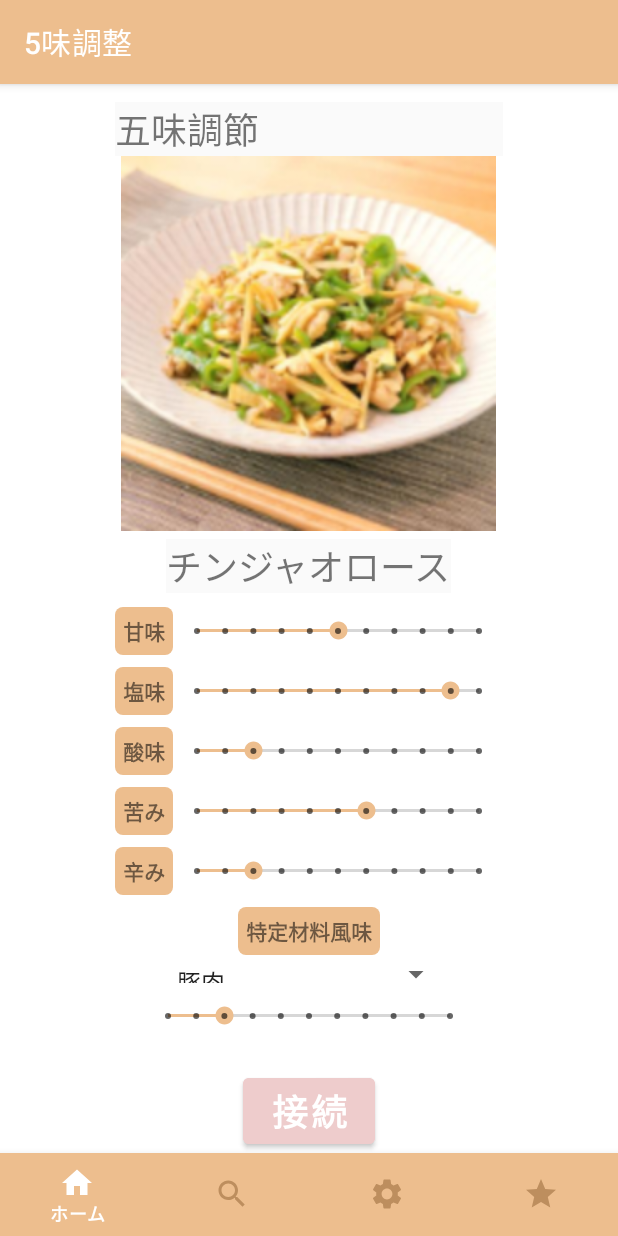
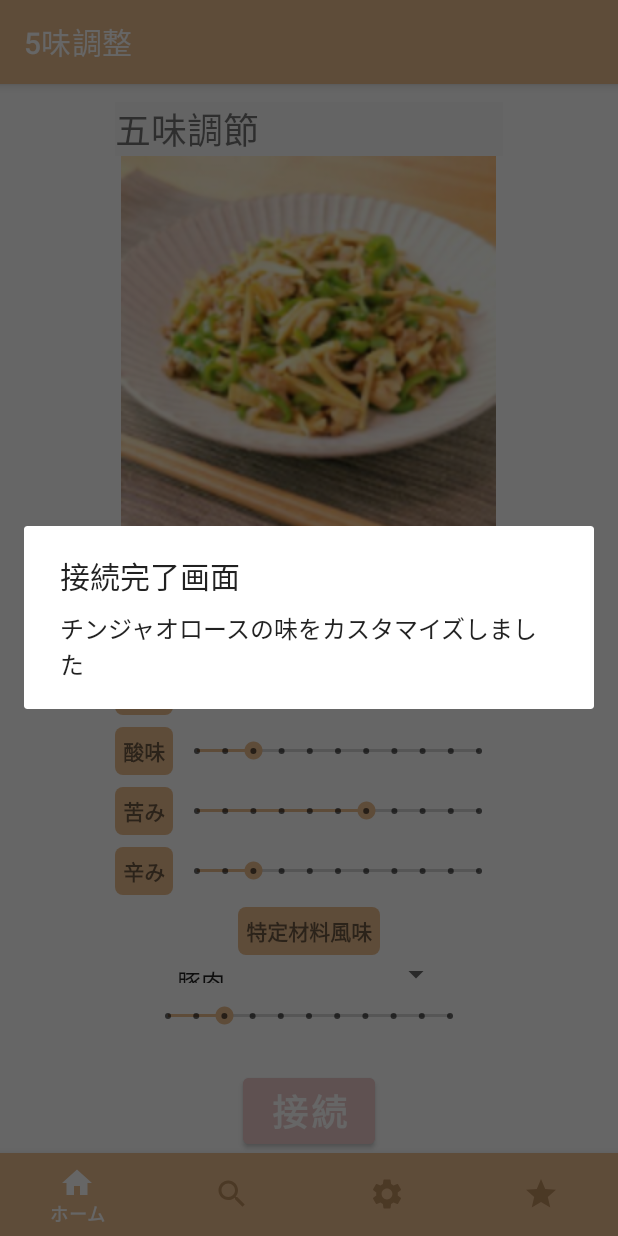
Before and after one commit to keihayashibe3/th225ajisaji, an Android app: the SettingFragment screen opened through its navigation route, after a tap on "接続", on a phone screen of 412 x 824 dp. Run offline under Robolectric (Android 15) with nearby library versions, the phone set to English and light mode, and no system bars; our stand-ins replace navigation-ui.

Commit message:
Setting画面の接続ボタンを押すとダイアログがポップアップされる設定

```diff
--- a/app/src/main/java/com/example/th225ajisaji/MainActivity.java
+++ b/app/src/main/java/com/example/th225ajisaji/MainActivity.java
@@ -15,7 +15,7 @@ import androidx.navigation.ui.AppBarConfiguration;
 import androidx.navigation.ui.NavigationUI;
 
 import com.example.th225ajisaji.databinding.ActivityMainBinding;
-import com.google.android.material.snackbar.Snackbar;
+
 
 public class MainActivity extends AppCompatActivity {
 
@@ -68,6 +68,7 @@ public class MainActivity extends AppCompatActivity {
 
         startActivity(intent);
     }
+
 }
 
 
--- a/app/src/main/java/com/example/th225ajisaji/ui/setting/SettingFragment.java
+++ b/app/src/main/java/com/example/th225ajisaji/ui/setting/SettingFragment.java
@@ -1,15 +1,19 @@
 package com.example.th225ajisaji.ui.setting;
 
+import android.app.AlertDialog;
 import android.os.Bundle;
 import android.view.LayoutInflater;
 import android.view.View;
 import android.view.ViewGroup;
+import android.widget.Button;
 import android.widget.TextView;
 
 import androidx.annotation.NonNull;
 import androidx.fragment.app.Fragment;
 import androidx.lifecycle.ViewModelProvider;
 
+import com.example.th225ajisaji.MainActivity;
+import com.example.th225ajisaji.R;
 import com.example.th225ajisaji.databinding.FlagmentSettingBinding;
 
 
@@ -36,4 +40,24 @@ public class SettingFragment extends Fragment {
         super.onDestroyView();
         binding = null;
     }
+    @Override
+    public void onStart() {
+        super.onStart();
+
+        Button button = (Button)getActivity().findViewById(R.id.buttonSetuzoku);
+        button.setOnClickListener(new View.OnClickListener() {
+
+            @Override
+            public void onClick(View v) {
+                AlertDialog.Builder builder = new AlertDialog.Builder(getContext());
+                builder.setTitle("接続完了画面");
+                builder.setMessage("チンジャオロースの味をカスタマイズしました");
+                AlertDialog dialog = builder.create();
+                dialog.show();
+
+
+            }
+        });
+
+    }
 }
```
